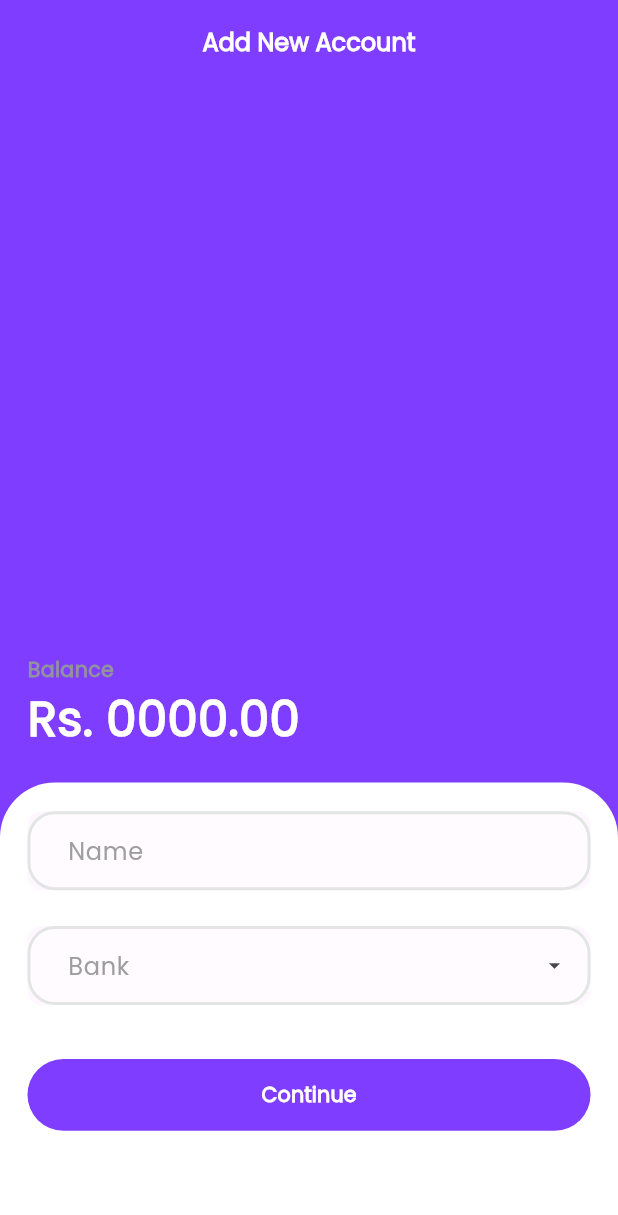
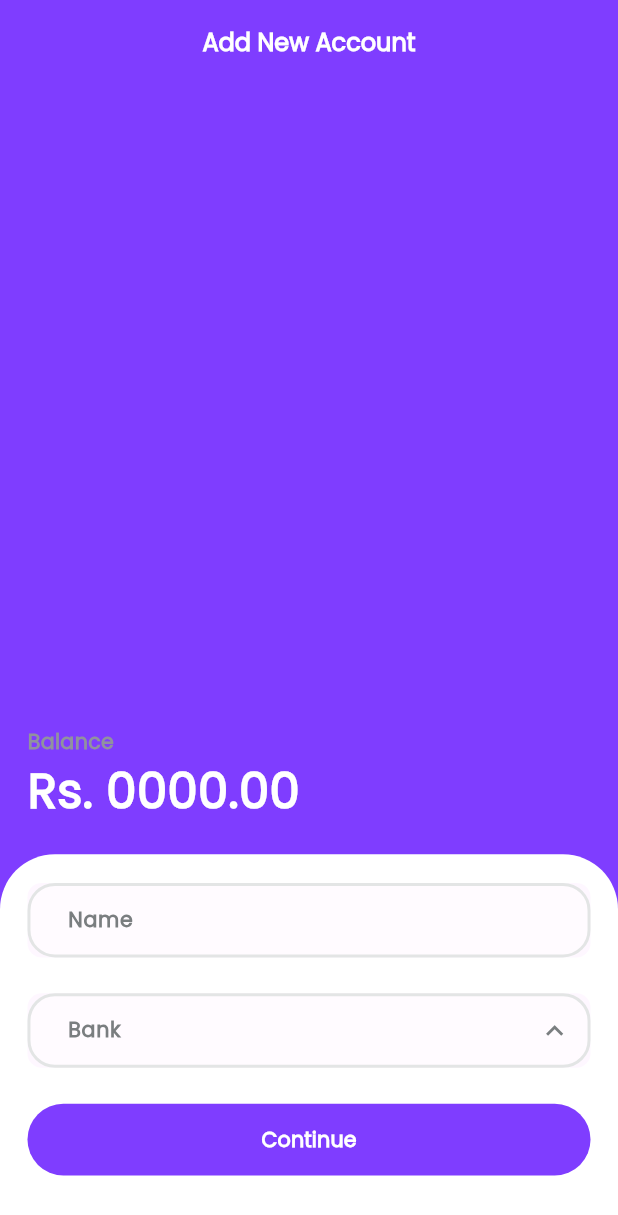
Before and after one commit to puskottampandey/ExpenseTrackers, a Flutter app: the AddNewAccount screen opened by its route, on a phone screen of 412 x 824 dp. Shown: the top 1215 px of the screen. Run offline on Flutter 3.47's test engine with Material 3 defaults, Android fonts, the phone set to English and light mode, and no system bars; our stand-ins replace flutter_riverpod, flutter_screenutil, flutter_svg, go_router, lottie, smooth_page_indicator.

Commit message:
UI changed

```diff
--- a/lib/features/account_setup_screen/add_new_account.dart
+++ b/lib/features/account_setup_screen/add_new_account.dart
@@ -37,7 +37,8 @@ class AddNewAccount extends ConsumerWidget {
               mainAxisAlignment: MainAxisAlignment.end,
               children: [
                 Padding(
-                padding: EdgeInsets.symmetric(vertical: 16.h, horizontal: 16.w),
+                  padding:
+                      EdgeInsets.symmetric(vertical: 16.h, horizontal: 16.w),
                   child: Column(
                     crossAxisAlignment: CrossAxisAlignment.start,
                     children: [
@@ -66,11 +67,12 @@ class AddNewAccount extends ConsumerWidget {
                       borderRadius: BorderRadius.only(
                           topLeft: Radius.circular(32.r),
                           topRight: Radius.circular(32.r))),
-                height: 300.h,
+                  height: 260.h,
                   child: Padding(
                     padding:
                         EdgeInsets.symmetric(horizontal: 16.w, vertical: 16.h),
                     child: Column(
+                      crossAxisAlignment: CrossAxisAlignment.start,
                       children: [
                         ReusableFormField(
                           hint: "Name",
@@ -96,8 +98,12 @@ class AddNewAccount extends ConsumerWidget {
                               ref.read(bankDetails.notifier).state =
                                   !ref.read(bankDetails.notifier).state;
                             },
-                          child: const Icon(
-                            Icons.arrow_drop_down,
+                            child: Icon(
+                              detailsController
+                                  ? Icons.keyboard_arrow_down
+                                  : Icons.keyboard_arrow_up,
+                              color: kverylightDarkColor,
+                              size: title2,
                             ),
                           ),
                           validator: (String? value) {
@@ -108,10 +114,25 @@ class AddNewAccount extends ConsumerWidget {
                           },
                         ),
                         detailsController
-                          ? Wrap(
+                            ? Column(
+                                crossAxisAlignment: CrossAxisAlignment.start,
+                                children: [
+                                  Text(
+                                    "Bank",
+                                    style: textTheme.bodyLarge!.copyWith(
+                                      fontSize: title3,
+                                      color: kPrimaryDarkColor,
+                                      fontWeight: FontWeight.bold,
+                                    ),
+                                  ),
+                                  SizedBox(
+                                    height: 10.h,
+                                  ),
+                                  Wrap(
                                     spacing: 6,
                                     runSpacing: 10,
-                              children: List.generate(_list.length, (index) {
+                                    children:
+                                        List.generate(_list.length, (index) {
                                       return GestureDetector(
                                         onTap: () {
                                           ref.read(autobank.notifier).state =
@@ -126,7 +147,8 @@ class AddNewAccount extends ConsumerWidget {
                                                   BorderRadius.circular(8.r)),
                                           child: Text(
                                             _list[index],
-                                      style: textTheme.bodyLarge!.copyWith(
+                                            style:
+                                                textTheme.bodyLarge!.copyWith(
                                               fontSize: regular3,
                                               color: kPrimaryDarkColor,
                                               fontWeight: FontWeight.bold,
@@ -135,10 +157,12 @@ class AddNewAccount extends ConsumerWidget {
                                         ),
                                       );
                                     }),
+                                  ),
+                                ],
                               )
                             : Container(),
                         SizedBox(
-                        height: 20.h,
+                          height: 10.h,
                         ),
                         ReuseableButton(
                           text: "Continue",
@@ -153,7 +177,6 @@ class AddNewAccount extends ConsumerWidget {
               ],
             ),
           ),
-      ),
-    );
+        ));
   }
 }
--- /dev/null
+++ b/lib/features/account_setup_screen/success_screen.dart
@@ -0,0 +1,20 @@
+import 'package:expensetracker/global/reuseable/scaffoldscreen.dart';
+import 'package:flutter/material.dart';
+import 'package:flutter_screenutil/flutter_screenutil.dart';
+import 'package:flutter_svg/flutter_svg.dart';
+
+class SuccessScreen extends StatelessWidget {
+  const SuccessScreen({super.key});
+
+  @override
+  Widget build(BuildContext context) {
+    return ReuseableScaffold(
+      child: Center(
+        child: SvgPicture.asset(
+          "assets/images/Ilustration.svg",
+          height: 60.h,
+        ),
+      ),
+    );
+  }
+}
--- a/lib/global/authentication/signup_screen/signup_screen.dart
+++ b/lib/global/authentication/signup_screen/signup_screen.dart
@@ -76,6 +76,7 @@ class SignupScreen extends ConsumerWidget {
                         controller: passwordController,
                         textInputAction: TextInputAction.go,
                         hint: "Password",
+                        validation: true,
                         obscureText: true,
                         validator: (String? value) {
                           if (value == null || value.isEmpty) {
--- a/lib/global/onboarding/onboarding_screen.dart
+++ b/lib/global/onboarding/onboarding_screen.dart
@@ -126,7 +126,9 @@ class OnboardingScreen extends ConsumerWidget {
                         minimumSize: Size(300.w, 40.h),
                         text: "Login",
                         textcolor: kPrimaryVoiletColor,
-                        ontap: () {},
+                        ontap: () {
+                          context.go('/login');
+                        },
                         bgcolor: kvveryViloetlightColor,
                       ))
                   : Container(height: 40.h)
@@ -136,15 +138,4 @@ class OnboardingScreen extends ConsumerWidget {
       ),
     ));
   }
-
-  // Text textStyle(String text, Color color) {
-  //   return Text(
-  //     text,
-  //     style: textTheme.bodyLarge!.copyWith(
-  //       fontSize: title3,
-  //       color: color,
-  //       fontWeight: FontWeight.bold,
-  //     ),
-  //   );
-  // }
 }
--- a/lib/global/reuseable/textformfield.dart
+++ b/lib/global/reuseable/textformfield.dart
@@ -134,6 +134,12 @@ class _ReusableFormFieldState extends State<ReusableFormField> {
 
   TextFormField formField(BuildContext context) {
     return TextFormField(
+      style: textTheme.bodyLarge!.copyWith(
+        fontSize: regular2,
+        color: kPrimaryDarkColor,
+        fontWeight: FontWeight.bold,
+      ),
+      cursorColor: kPrimaryVoiletColor,
       minLines: widget.minLines,
       focusNode: widget.focusNode,
       autofocus: widget.autofocus ?? false,
@@ -155,8 +161,10 @@ class _ReusableFormFieldState extends State<ReusableFormField> {
         filled: widget.isFilled,
         fillColor: Colors.white54,
         hintText: widget.hint,
-        hintStyle:
-            textTheme.titleSmall?.copyWith(color: Colors.grey, fontSize: 14.sp),
+        hintStyle: textTheme.titleSmall?.copyWith(
+          color: kverylightDarkColor,
+          fontSize: 12.sp,
+        ),
         focusedErrorBorder: OutlineInputBorder(
             borderRadius: BorderRadius.circular(16.r),
             borderSide: const BorderSide(
```
Also changed, not shown: assets/images/Ilustration.svg (added), assets/images/Rectangle 101.svg (added). Lines whose indentation alone changed are shown as unchanged.
